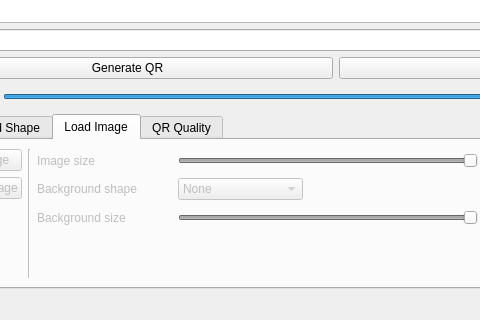
Old version of the form src/mainwindow.ui in the repository lluisalemanypuig/qr-encoder; both pictures show x 87 to 567 and y 422 to 742 of the 846 by 742 pixel window.
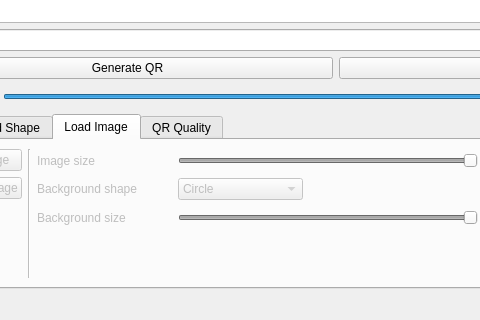
New version of the form. Custom widgets are drawn as their Qt base class.

Commit message: Enable/disable the slider for the QR image background when appropriate

Diff of the .ui file:
```diff
--- a/src/mainwindow.ui
+++ b/src/mainwindow.ui
@@ -654,6 +654,9 @@
                 <height>0</height>
                </size>
               </property>
+              <property name="currentIndex">
+               <number>2</number>
+              </property>
               <item>
                <property name="text">
                 <string>None</string>
```
Left out of the diff: 25 changed lines with no effect on the pictures. The commit also changes 2 other files.
